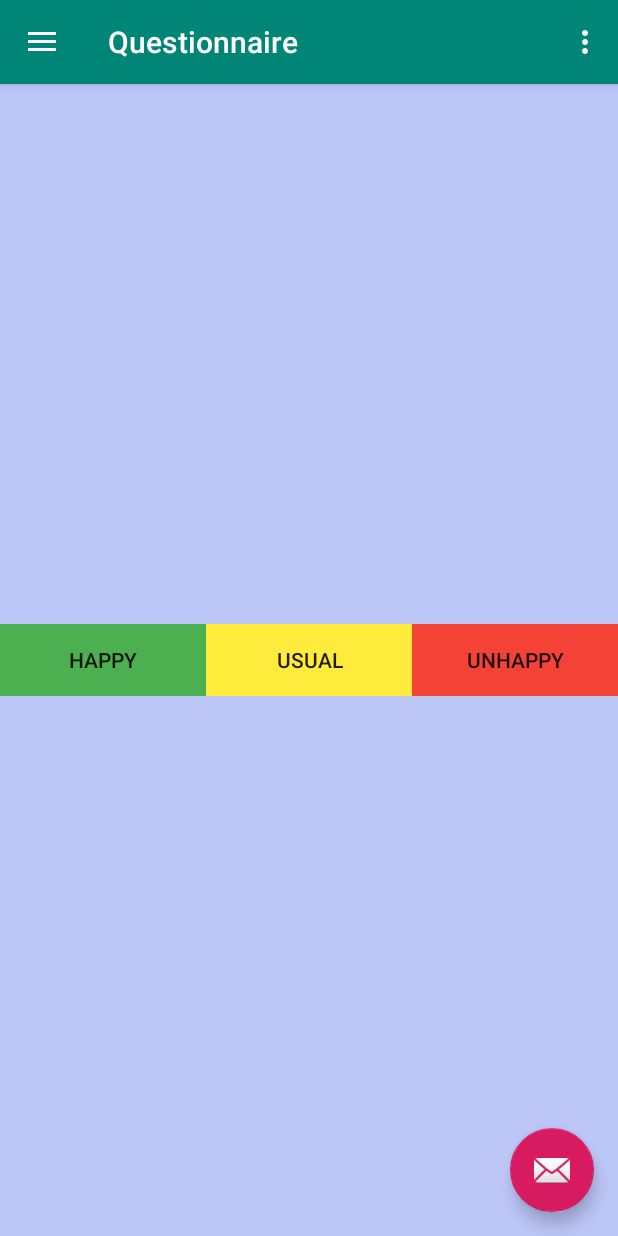
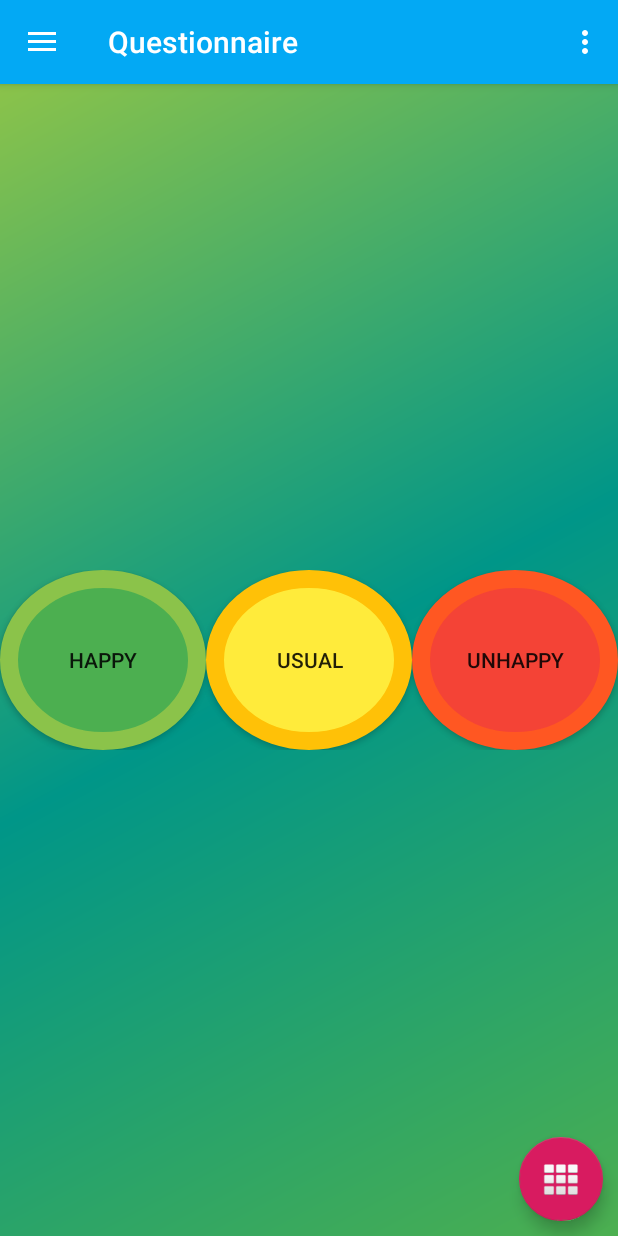
Before and after one commit to YakushevRoman/Questionnaire, an Android app: the fragment FragmentQuestionnaire placed in its activity, on a phone screen of 412 x 824 dp. Run offline under Robolectric (Android 15) with nearby library versions, the phone set to English and light mode, and no system bars; 1 statement that could not run was skipped.

Commit message:
commit 8 - style + sqlite

```diff
--- a/app/src/main/java/yakushevroman1991/questionnaire/DataBaseSeller.java
+++ b/app/src/main/java/yakushevroman1991/questionnaire/DataBaseSeller.java
@@ -9,7 +9,7 @@ import android.util.Log;
 public class DataBaseSeller extends SQLiteOpenHelper {
     public static final String TAG  = "DataBaseSeller";
 
-    public static final int VERSION = 6;
+    public static final int VERSION = 9;
     public static final String DATABASE_NAME = "seller1.db";
     /**
      *
@@ -35,21 +35,6 @@ public class DataBaseSeller extends SQLiteOpenHelper {
      *
      * добавляем начальные данные
      */
-    public static final String add_new_people_one =
-            "INSERT INTO " + DataBaseSellerChema.Seller_TABLE.NAME
-            + "("
-            + DataBaseSellerChema.Seller_TABLE.Columns.NAME_PEOPLE
-            + ") VALUES ('THIS IS 1')";
-    public static final String add_new_people_two =
-            "INSERT INTO " + DataBaseSellerChema.Seller_TABLE.NAME
-                    + "("
-                    + DataBaseSellerChema.Seller_TABLE.Columns.NAME_PEOPLE
-                    + ") VALUES ('THIS IS 2')";
-    public static final String add_new_people_three =
-            "INSERT INTO " + DataBaseSellerChema.Seller_TABLE.NAME
-                    + "("
-                    + DataBaseSellerChema.Seller_TABLE.Columns.NAME_PEOPLE
-                    + ") VALUES ('THIS IS 3')";
     //
     public static final String add_information =
             "INSERT INTO " + DataBaseSellerChema.INFORMATION_TABLE.NAME
@@ -74,14 +59,7 @@ public class DataBaseSeller extends SQLiteOpenHelper {
     public void onCreate(SQLiteDatabase db) {
         Log.d(TAG, "onCreate: TABLE_PEOPLE");
         db.execSQL(TABLE_PEOPLE);
-
-        db.execSQL(add_new_people_one);
-        db.execSQL(add_new_people_two);
-        db.execSQL(add_new_people_three);
         db.execSQL(TABLE_QUESTIONNAIRE);
-        Log.d(TAG, "onCreate: TABLE_QUESTIONNAIRE");
-        db.execSQL(add_information);
-
     }
 
     @Override
--- a/app/src/main/java/yakushevroman1991/questionnaire/FragmentListPeople.java
+++ b/app/src/main/java/yakushevroman1991/questionnaire/FragmentListPeople.java
@@ -98,7 +98,7 @@ public class FragmentListPeople extends Fragment {
 
             ListPeople listPeople = rListPeople.get(i);
             peopleHolder.settingsButton(listPeople);
-            rBundle.putInt("ID", listPeople.getId());
+            rBundle.putInt("ID", rListPeople.get(i).getId());
         }
 
         @Override
--- a/app/src/main/java/yakushevroman1991/questionnaire/FragmentResult.java
+++ b/app/src/main/java/yakushevroman1991/questionnaire/FragmentResult.java
@@ -17,9 +17,6 @@ public class FragmentResult extends Fragment {
     private Button rButtonResult;
     private DataBaseSeller rDataBaseSeller;
     private SQLiteDatabase rSqLiteDatabase;
-    /*private String sql_inner = "SELECT * FROM " + DataBaseSellerChema.Seller_TABLE.NAME + " SELLER INNER JOIN "
-                                                + DataBaseSellerChema.INFORMATION_TABLE.NAME + " INFO ON SELLER.ID=INFO.ID";
-    private final String MY_QUERY = "SELECT * FROM table_a a INNER JOIN table_b b ON a.id=b.other_id WHERE b.property_id=?";*/
     private String sql = "Select * From "
             + DataBaseSellerChema.Seller_TABLE.NAME + " Inner Join " + DataBaseSellerChema.INFORMATION_TABLE.NAME
             + " On " + DataBaseSellerChema.Seller_TABLE.Columns.ID + " = " + DataBaseSellerChema.INFORMATION_TABLE.Columns.ID;
@@ -38,7 +35,7 @@ public class FragmentResult extends Fragment {
         rButtonResult.setOnClickListener(new View.OnClickListener() {
             @Override
             public void onClick(View v) {
-                Cursor cursor = rSqLiteDatabase.query(DataBaseSellerChema.INFORMATION_TABLE.NAME, null,null,null,null,null,DataBaseSellerChema.INFORMATION_TABLE.Columns.ID);
+                /*Cursor cursor = rSqLiteDatabase.query(DataBaseSellerChema.INFORMATION_TABLE.NAME, null,null,null,null,null,DataBaseSellerChema.INFORMATION_TABLE.Columns.ID);
                 if (cursor.moveToFirst()){
                     do {
                         int id = cursor.getInt(cursor.getColumnIndex(DataBaseSellerChema.INFORMATION_TABLE.Columns.ID));
@@ -46,13 +43,24 @@ public class FragmentResult extends Fragment {
                         String time = cursor.getString(cursor.getColumnIndex(DataBaseSellerChema.INFORMATION_TABLE.Columns.TIME));
                         Log.d(TAG, "onClick: id :" + id + " --- Q:" +  q  + " --- time: " + time);
                     }while (cursor.moveToNext());
-                }
+                }*/
+                int count_positive = 0;
+                int count_usual = 0;
+                int count_negative = 0;
                 Cursor cursor1 = rSqLiteDatabase.rawQuery(sql,null);
                 if (cursor1.moveToFirst()){
                     do {
                         String name = cursor1.getString(cursor1.getColumnIndex(DataBaseSellerChema.Seller_TABLE.Columns.NAME_PEOPLE));
                         int id = cursor1.getInt(cursor1.getColumnIndex(DataBaseSellerChema.INFORMATION_TABLE.Columns.ID));
                         int q = cursor1.getInt(cursor1.getColumnIndex(DataBaseSellerChema.INFORMATION_TABLE.Columns.QUESTIONNAIRE));
+                        if (count_positive == q){
+                            count_positive++;
+                        }else if (count_usual == q){
+                            count_usual++;
+                        }else{
+                            count_negative++;
+                        }
+
                         String time = cursor1.getString(cursor1.getColumnIndex(DataBaseSellerChema.INFORMATION_TABLE.Columns.TIME));
                         Log.d(TAG, "onClick: " + name + " " + id + " " + q + " " + time);
                     }while (cursor1.moveToNext());
--- /dev/null
+++ b/app/src/main/res/drawable/button_background.xml
@@ -0,0 +1,11 @@
+<?xml version="1.0" encoding="utf-8"?>
+<shape xmlns:android="http://schemas.android.com/apk/res/android"
+    android:shape="rectangle">
+    <corners android:radius="100dp" />
+    <solid android:color="#03A9F4" />
+    <padding
+        android:bottom="4dp"
+        android:left="4dp"
+        android:right="4dp"
+        android:top="4dp" />
+</shape>
--- /dev/null
+++ b/app/src/main/res/drawable/cicle.xml
@@ -0,0 +1,14 @@
+<?xml version="1.0" encoding="utf-8"?>
+<shape xmlns:android="http://schemas.android.com/apk/res/android"
+    android:shape="oval">
+    <corners android:radius="2000dp" />
+    <solid android:color="#4CAF50" />
+    <stroke
+        android:width="12dip"
+        android:color="#8BC34A" />
+    <padding
+        android:bottom="4dp"
+        android:left="4dp"
+        android:right="4dp"
+        android:top="4dp" />
+</shape>
--- /dev/null
+++ b/app/src/main/res/drawable/cicle_unhappy.xml
@@ -0,0 +1,14 @@
+<?xml version="1.0" encoding="utf-8"?>
+<shape xmlns:android="http://schemas.android.com/apk/res/android"
+    android:shape="oval">
+    <corners android:radius="2000dp" />
+    <solid android:color="#F44336" />
+    <stroke
+        android:width="12dip"
+        android:color="#FF5722" />
+    <padding
+        android:bottom="4dp"
+        android:left="4dp"
+        android:right="4dp"
+        android:top="4dp" />
+</shape>
--- /dev/null
+++ b/app/src/main/res/drawable/cicle_usual.xml
@@ -0,0 +1,14 @@
+<?xml version="1.0" encoding="utf-8"?>
+<shape xmlns:android="http://schemas.android.com/apk/res/android"
+    android:shape="oval">
+    <corners android:radius="2000dp" />
+    <solid android:color="#FFEB3B" />
+    <stroke
+        android:width="12dip"
+        android:color="#FFC107" />
+    <padding
+        android:bottom="4dp"
+        android:left="4dp"
+        android:right="4dp"
+        android:top="4dp" />
+</shape>
--- a/app/src/main/res/drawable/side_nav_bar.xml
+++ b/app/src/main/res/drawable/side_nav_bar.xml
@@ -3,7 +3,7 @@
     <gradient
         android:angle="135"
         android:centerColor="#009688"
-        android:endColor="#00695C"
-        android:startColor="#4DB6AC"
+        android:endColor="#8BC34A"
+        android:startColor="#4CAF50"
         android:type="linear" />
 </shape>
--- a/app/src/main/res/layout/activity_questionnaire.xml
+++ b/app/src/main/res/layout/activity_questionnaire.xml
@@ -1,5 +1,6 @@
 <?xml version="1.0" encoding="utf-8"?>
-<android.support.v4.widget.DrawerLayout xmlns:android="http://schemas.android.com/apk/res/android"
+<android.support.v4.widget.DrawerLayout
+    xmlns:android="http://schemas.android.com/apk/res/android"
     xmlns:app="http://schemas.android.com/apk/res-auto"
     xmlns:tools="http://schemas.android.com/tools"
     android:id="@+id/drawer_layout"
--- a/app/src/main/res/layout/app_bar_questionnaire.xml
+++ b/app/src/main/res/layout/app_bar_questionnaire.xml
@@ -9,6 +9,7 @@
     <android.support.design.widget.AppBarLayout
         android:layout_width="match_parent"
         android:layout_height="wrap_content"
+        android:background="@color/colorPrimary"
         android:theme="@style/AppTheme.AppBarOverlay">
 
         <android.support.v7.widget.Toolbar
@@ -28,6 +29,6 @@
         android:layout_height="wrap_content"
         android:layout_gravity="bottom|end"
         android:layout_margin="@dimen/fab_margin"
-        app:srcCompat="@android:drawable/ic_dialog_email" />
+        app:srcCompat="@android:drawable/ic_dialog_dialer" />
 
 </android.support.design.widget.CoordinatorLayout>
--- a/app/src/main/res/layout/fragment_add_new_people.xml
+++ b/app/src/main/res/layout/fragment_add_new_people.xml
@@ -1,6 +1,7 @@
 <?xml version="1.0" encoding="utf-8"?>
 <LinearLayout xmlns:android="http://schemas.android.com/apk/res/android"
     android:orientation="vertical" android:layout_width="match_parent"
+    android:background="@drawable/side_nav_bar"
     android:layout_height="match_parent">
 
     <EditText
--- a/app/src/main/res/layout/fragment_list_people.xml
+++ b/app/src/main/res/layout/fragment_list_people.xml
@@ -1,6 +1,7 @@
 <?xml version="1.0" encoding="utf-8"?>
     <android.support.v7.widget.RecyclerView
         xmlns:android="http://schemas.android.com/apk/res/android"
+        android:background="@drawable/side_nav_bar"
         android:orientation="vertical"
         android:id="@+id/recycler_view_list_people"
         android:layout_width="match_parent"
--- a/app/src/main/res/layout/fragment_questionnaire.xml
+++ b/app/src/main/res/layout/fragment_questionnaire.xml
@@ -2,7 +2,7 @@
 <LinearLayout
     xmlns:android="http://schemas.android.com/apk/res/android"
     android:orientation="horizontal"
-    android:background="@color/background"
+    android:background="@drawable/side_nav_bar"
     android:layout_width="match_parent"
     android:layout_height="match_parent">
 
@@ -13,25 +13,25 @@
         android:layout_height="wrap_content">
         <Button
             android:id="@+id/happy_button"
+            android:text="Happy"
             android:layout_weight="1"
-            android:text="Happy"
-            android:background="@color/happy"
-            android:layout_width="wrap_content"
-            android:layout_height="wrap_content" />
+            android:background="@drawable/cicle"
+            android:layout_width="@dimen/size_button"
+            android:layout_height="@dimen/size_button" />
         <Button
             android:id="@+id/usual_button"
             android:layout_weight="1"
             android:text="Usual"
-            android:background="@color/usual"
-            android:layout_width="wrap_content"
-            android:layout_height="wrap_content" />
+            android:background="@drawable/cicle_usual"
+            android:layout_width="@dimen/size_button"
+            android:layout_height="@dimen/size_button" />
         <Button
             android:id="@+id/unhappy_button"
+            android:background="@drawable/cicle_unhappy"
             android:layout_weight="1"
-            android:background="@color/unhappy"
             android:text="Unhappy"
-            android:layout_width="wrap_content"
-            android:layout_height="wrap_content" />
+            android:layout_width="@dimen/size_button"
+            android:layout_height="@dimen/size_button" />
     </LinearLayout>
 
 </LinearLayout>
--- a/app/src/main/res/layout/fragment_results.xml
+++ b/app/src/main/res/layout/fragment_results.xml
@@ -1,6 +1,8 @@
 <?xml version="1.0" encoding="utf-8"?>
-<LinearLayout xmlns:android="http://schemas.android.com/apk/res/android"
+<LinearLayout
+    xmlns:android="http://schemas.android.com/apk/res/android"
     android:orientation="vertical" android:layout_width="match_parent"
+    android:background="@drawable/side_nav_bar"
     android:layout_height="match_parent">
 
     <Button
--- a/app/src/main/res/layout/item_list_recycler_view.xml
+++ b/app/src/main/res/layout/item_list_recycler_view.xml
@@ -2,5 +2,7 @@
     <Button
         xmlns:android="http://schemas.android.com/apk/res/android"
         android:id="@+id/button_people"
+        android:layout_margin="@dimen/fab_margin"
+        android:background="@drawable/button_background"
         android:layout_width="match_parent"
         android:layout_height="wrap_content" />
--- a/app/src/main/res/values/colors.xml
+++ b/app/src/main/res/values/colors.xml
@@ -1,6 +1,6 @@
 <?xml version="1.0" encoding="utf-8"?>
 <resources>
-    <color name="colorPrimary">#008577</color>
+    <color name="colorPrimary">#03A9F4</color>
     <color name="colorPrimaryDark">#00574B</color>
     <color name="colorAccent">#D81B60</color>
     <color name="background">#3F0029ED</color>
--- a/app/src/main/res/values/dimens.xml
+++ b/app/src/main/res/values/dimens.xml
@@ -4,5 +4,6 @@
     <dimen name="activity_vertical_margin">16dp</dimen>
     <dimen name="nav_header_vertical_spacing">8dp</dimen>
     <dimen name="nav_header_height">176dp</dimen>
-    <dimen name="fab_margin">16dp</dimen>
+    <dimen name="fab_margin">10dp</dimen>
+    <dimen name="size_button">120dp</dimen>
 </resources>
```
